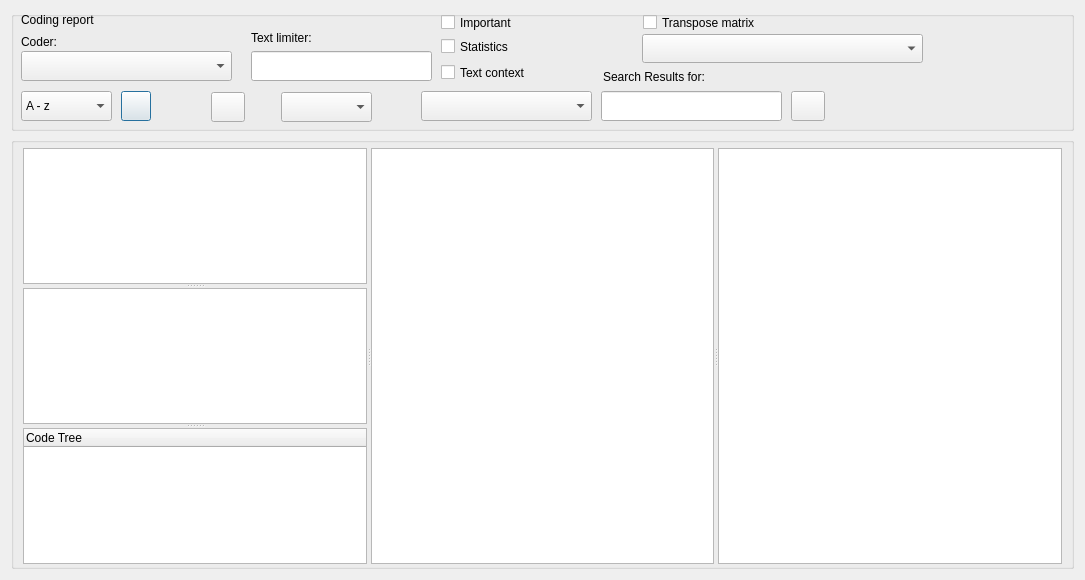
Above: GUI_UIs/ui_dialog_report_codings.ui from ccbogel/QualCoder before the change. Below: the same form after it.
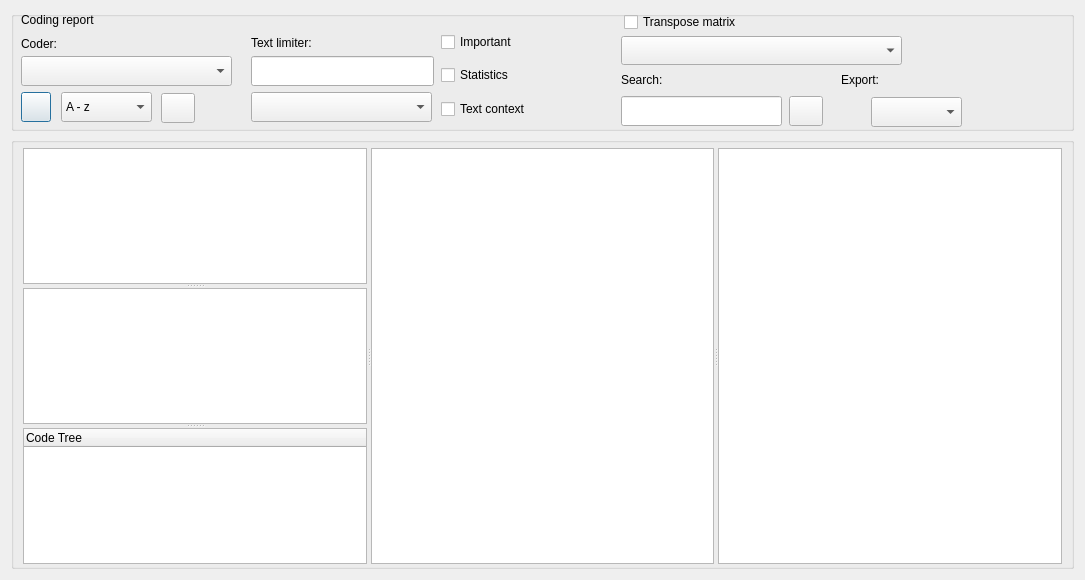
That is the form after the change.

What changed in the file:
```diff
--- a/GUI_UIs/ui_dialog_report_codings.ui
+++ b/GUI_UIs/ui_dialog_report_codings.ui
@@ -44,8 +44,8 @@
       <property name="geometry">
        <rect>
         <x>240</x>
-        <y>40</y>
-        <width>181</width>
+        <y>45</y>
+        <width>183</width>
         <height>30</height>
        </rect>
       </property>
@@ -54,9 +54,9 @@
       <property name="geometry">
        <rect>
         <x>240</x>
-        <y>17</y>
-        <width>171</width>
-        <height>20</height>
+        <y>21</y>
+        <width>183</width>
+        <height>22</height>
        </rect>
       </property>
       <property name="text">
@@ -69,8 +69,8 @@
      <widget class="QPushButton" name="pushButton_search">
       <property name="geometry">
        <rect>
-        <x>110</x>
-        <y>80</y>
+        <x>10</x>
+        <y>81</y>
         <width>30</width>
         <height>30</height>
        </rect>
@@ -86,8 +86,8 @@
       <property name="geometry">
        <rect>
         <x>10</x>
-        <y>20</y>
-        <width>61</width>
+        <y>22</y>
+        <width>130</width>
         <height>22</height>
        </rect>
       </property>
@@ -99,7 +99,7 @@
       <property name="geometry">
        <rect>
         <x>10</x>
-        <y>40</y>
+        <y>45</y>
         <width>211</width>
         <height>30</height>
        </rect>
@@ -108,8 +108,8 @@
      <widget class="QPushButton" name="pushButton_attributeselect">
       <property name="geometry">
        <rect>
-        <x>200</x>
-        <y>81</y>
+        <x>150</x>
+        <y>82</y>
         <width>34</width>
         <height>30</height>
        </rect>
@@ -124,8 +124,8 @@
      <widget class="QLabel" name="label_exports">
       <property name="geometry">
        <rect>
-        <x>240</x>
-        <y>84</y>
+        <x>831</x>
+        <y>89</y>
         <width>24</width>
         <height>24</height>
        </rect>
@@ -140,8 +140,8 @@
      <widget class="QComboBox" name="comboBox_export">
       <property name="geometry">
        <rect>
-        <x>270</x>
-        <y>81</y>
+        <x>860</x>
+        <y>86</y>
         <width>91</width>
         <height>30</height>
        </rect>
@@ -176,36 +176,20 @@
       <property name="geometry">
        <rect>
         <x>10</x>
-        <y>-2</y>
-        <width>231</width>
-        <height>22</height>
+        <y>-3</y>
+        <width>211</width>
+        <height>23</height>
        </rect>
       </property>
       <property name="text">
        <string>Coding report</string>
       </property>
      </widget>
-     <widget class="QLabel" name="label_matrix">
-      <property name="geometry">
-       <rect>
-        <x>600</x>
-        <y>20</y>
-        <width>30</width>
-        <height>30</height>
-       </rect>
-      </property>
-      <property name="toolTip">
-       <string>&lt;html&gt;&lt;head/&gt;&lt;body&gt;&lt;p&gt;Matrix options&lt;/p&gt;&lt;/body&gt;&lt;/html&gt;</string>
-      </property>
-      <property name="text">
-       <string/>
-      </property>
-     </widget>
      <widget class="QComboBox" name="comboBox_matrix">
       <property name="geometry">
        <rect>
-        <x>631</x>
-        <y>23</y>
+        <x>610</x>
+        <y>25</y>
         <width>281</width>
         <height>29</height>
        </rect>
@@ -218,9 +202,9 @@
       <property name="geometry">
        <rect>
         <x>430</x>
-        <y>0</y>
+        <y>18</y>
         <width>161</width>
-        <height>23</height>
+        <height>26</height>
        </rect>
       </property>
       <property name="toolTip">
@@ -233,9 +217,9 @@
      <widget class="QComboBox" name="comboBox_memos">
       <property name="geometry">
        <rect>
-        <x>410</x>
-        <y>80</y>
-        <width>171</width>
+        <x>240</x>
+        <y>81</y>
+        <width>181</width>
         <height>30</height>
        </rect>
       </property>
@@ -246,10 +230,10 @@
      <widget class="QLabel" name="label_memos">
       <property name="geometry">
        <rect>
-        <x>370</x>
-        <y>80</y>
-        <width>30</width>
-        <height>30</height>
+        <x>205</x>
+        <y>81</y>
+        <width>28</width>
+        <height>28</height>
        </rect>
       </property>
       <property name="toolTip">
@@ -263,9 +247,9 @@
       <property name="geometry">
        <rect>
         <x>430</x>
-        <y>24</y>
+        <y>51</y>
         <width>161</width>
-        <height>23</height>
+        <height>26</height>
        </rect>
       </property>
       <property name="toolTip">
@@ -278,10 +262,10 @@
      <widget class="QCheckBox" name="checkBox_matrix_transpose">
       <property name="geometry">
        <rect>
-        <x>632</x>
-        <y>0</y>
-        <width>211</width>
-        <height>23</height>
+        <x>613</x>
+        <y>-1</y>
+        <width>231</width>
+        <height>24</height>
        </rect>
       </property>
       <property name="text">
@@ -292,9 +276,9 @@
       <property name="geometry">
        <rect>
         <x>430</x>
-        <y>50</y>
+        <y>85</y>
         <width>161</width>
-        <height>23</height>
+        <height>26</height>
        </rect>
       </property>
       <property name="toolTip">
@@ -307,9 +291,9 @@
      <widget class="QLineEdit" name="lineEdit_search_results">
       <property name="geometry">
        <rect>
-        <x>590</x>
-        <y>80</y>
-        <width>181</width>
+        <x>610</x>
+        <y>85</y>
+        <width>161</width>
         <height>30</height>
        </rect>
       </property>
@@ -320,14 +304,17 @@
      <widget class="QLabel" name="label_search_results">
       <property name="geometry">
        <rect>
-        <x>592</x>
-        <y>56</y>
-        <width>181</width>
-        <height>20</height>
+        <x>610</x>
+        <y>58</y>
+        <width>101</width>
+        <height>22</height>
        </rect>
       </property>
       <property name="text">
-       <string>Search Results for:</string>
+       <string>Search:</string>
+      </property>
+      <property name="alignment">
+       <set>Qt::AlignLeading|Qt::AlignLeft|Qt::AlignVCenter</set>
       </property>
       <property name="wordWrap">
        <bool>true</bool>
@@ -336,8 +323,8 @@
      <widget class="QPushButton" name="pushButton_search_next">
       <property name="geometry">
        <rect>
-        <x>780</x>
-        <y>80</y>
+        <x>778</x>
+        <y>85</y>
         <width>34</width>
         <height>30</height>
        </rect>
@@ -352,8 +339,8 @@
      <widget class="QComboBox" name="comboBox_sort">
       <property name="geometry">
        <rect>
-        <x>10</x>
-        <y>80</y>
+        <x>50</x>
+        <y>81</y>
         <width>91</width>
         <height>30</height>
        </rect>
@@ -382,6 +369,25 @@
        </property>
       </item>
      </widget>
+     <widget class="QLabel" name="label_search_export">
+      <property name="geometry">
+       <rect>
+        <x>830</x>
+        <y>58</y>
+        <width>121</width>
+        <height>22</height>
+       </rect>
+      </property>
+      <property name="text">
+       <string>Export:</string>
+      </property>
+      <property name="alignment">
+       <set>Qt::AlignLeading|Qt::AlignLeft|Qt::AlignVCenter</set>
+      </property>
+      <property name="wordWrap">
+       <bool>true</bool>
+      </property>
+     </widget>
     </widget>
    </item>
    <item>
```
